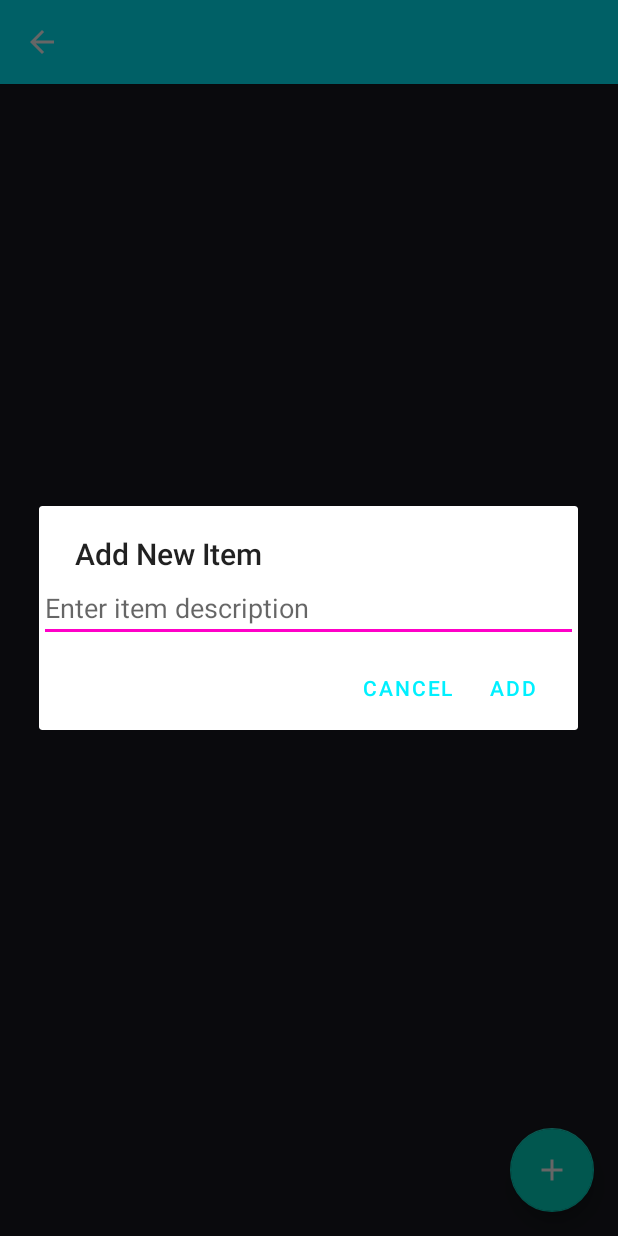
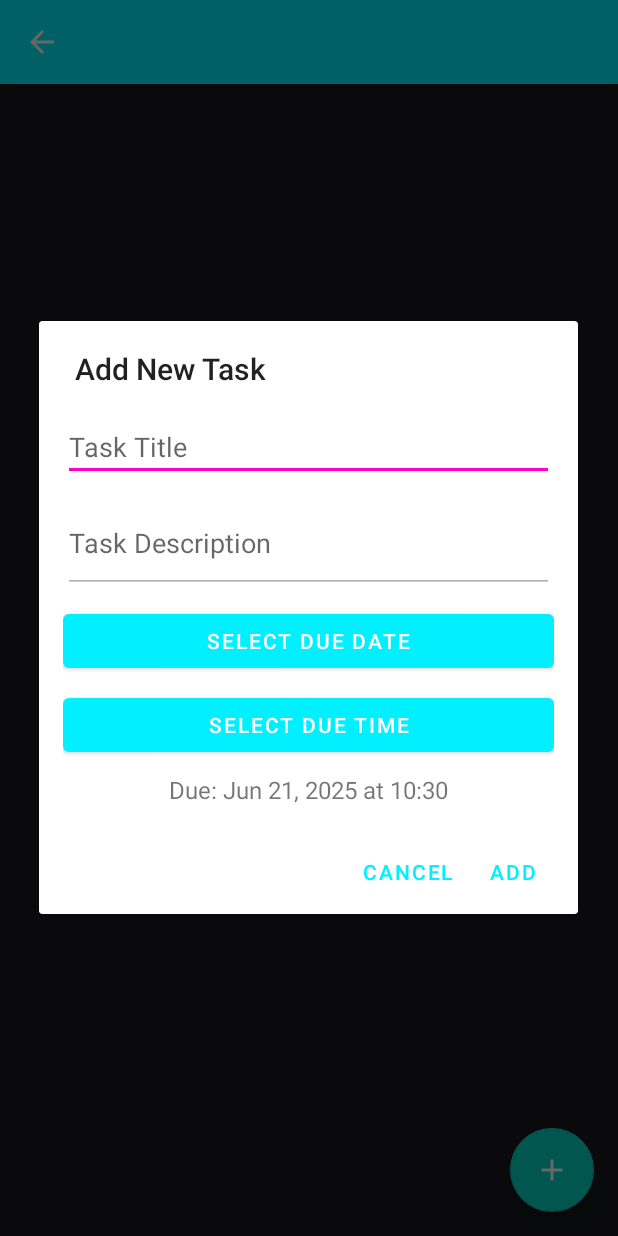
Before and after one commit to janithjay/ToDo-List-App, an Android app built with Jetpack Compose: the TodoListDetailActivity screen opened directly, with no data from a screen before it, after a tap on an icon or button, on a phone screen of 412 x 824 dp. Run offline under Robolectric (Android 15) with nearby library versions, the phone set to English and light mode, and no system bars; our stand-ins replace Room's generated code.

Commit message:
add tasks in list

```diff
--- a/app/src/main/java/com/janithjayashan/todolistapp/data/database/TodoDao.kt
+++ b/app/src/main/java/com/janithjayashan/todolistapp/data/database/TodoDao.kt
@@ -25,7 +25,7 @@ interface TodoDao {
     suspend fun getListById(listId: Long): TodoList?
 
     // TodoItem operations
-    @Query("SELECT * FROM todo_items WHERE listId = :listId ORDER BY position ASC")
+    @Query("SELECT * FROM todo_items WHERE listId = :listId ORDER BY dueDate ASC, dueTime ASC, position ASC")
     fun getItemsByListId(listId: Long): LiveData<List<TodoItem>>
 
     @Insert
@@ -40,12 +40,24 @@ interface TodoDao {
     @Query("UPDATE todo_items SET position = :newPosition WHERE id = :itemId")
     suspend fun updateItemPosition(itemId: Long, newPosition: Int)
 
-    // Search functionality
-    @Query("SELECT DISTINCT todo_lists.* FROM todo_lists INNER JOIN todo_items ON todo_lists.id = todo_items.listId WHERE todo_items.description LIKE '%' || :searchQuery || '%' OR todo_lists.title LIKE '%' || :searchQuery || '%'")
+    // Enhanced search functionality
+    @Query("SELECT DISTINCT todo_lists.* FROM todo_lists " +
+           "INNER JOIN todo_items ON todo_lists.id = todo_items.listId " +
+           "WHERE todo_items.title LIKE '%' || :searchQuery || '%' " +
+           "OR todo_items.description LIKE '%' || :searchQuery || '%' " +
+           "OR todo_lists.title LIKE '%' || :searchQuery || '%'")
     suspend fun searchLists(searchQuery: String): List<TodoList>
 
-    @Query("SELECT * FROM todo_items WHERE description LIKE '%' || :searchQuery || '%'")
+    @Query("SELECT * FROM todo_items WHERE title LIKE '%' || :searchQuery || '%' " +
+           "OR description LIKE '%' || :searchQuery || '%'")
     suspend fun searchItems(searchQuery: String): List<TodoItem>
+
+    // Due date queries
+    @Query("SELECT * FROM todo_items WHERE listId = :listId AND dueDate = :date")
+    fun getItemsByDueDate(listId: Long, date: Long): LiveData<List<TodoItem>>
+
+    @Query("SELECT * FROM todo_items WHERE listId = :listId AND completed = 0 AND dueDate < :currentDate")
+    fun getOverdueItems(listId: Long, currentDate: Long): LiveData<List<TodoItem>>
 
     // Backup and Restore functionality
     @Query("DELETE FROM todo_lists")
--- a/app/src/main/java/com/janithjayashan/todolistapp/data/database/TodoDatabase.kt
+++ b/app/src/main/java/com/janithjayashan/todolistapp/data/database/TodoDatabase.kt
@@ -9,7 +9,7 @@ import com.janithjayashan.todolistapp.data.database.entities.TodoList
 
 @Database(
     entities = [TodoList::class, TodoItem::class],
-    version = 3,
+    version = 4,
     exportSchema = false
 )
 abstract class TodoDatabase : RoomDatabase() {
@@ -28,11 +28,42 @@ abstract class TodoDatabase : RoomDatabase() {
                     "todo_database"
                 )
                 .addMigrations(
+                    // Migration from 1 to 2
+                    object : androidx.room.migration.Migration(1, 2) {
+                        override fun migrate(database: androidx.sqlite.db.SupportSQLiteDatabase) {
+                            // Create new todo_lists table with all required columns
+                            database.execSQL("""
+                                CREATE TABLE IF NOT EXISTS todo_lists_new (
+                                    id INTEGER PRIMARY KEY AUTOINCREMENT NOT NULL,
+                                    title TEXT NOT NULL,
+                                    description TEXT NOT NULL DEFAULT '',
+                                    selectedDate INTEGER NOT NULL DEFAULT 0,
+                                    selectedTime TEXT NOT NULL DEFAULT '00:00',
+                                    createdAt INTEGER NOT NULL DEFAULT 0
+                                )
+                            """)
+
+                            // Copy data from old table
+                            database.execSQL("""
+                                INSERT INTO todo_lists_new (id, title)
+                                SELECT id, title FROM todo_lists
+                            """)
+
+                            // Drop old table and rename new one
+                            database.execSQL("DROP TABLE IF EXISTS todo_lists")
+                            database.execSQL("ALTER TABLE todo_lists_new RENAME TO todo_lists")
+                        }
+                    },
+                    // Migration from 2 to 3
                     object : androidx.room.migration.Migration(2, 3) {
                         override fun migrate(database: androidx.sqlite.db.SupportSQLiteDatabase) {
-                            // Create temporary table for todo_items
+                            // Drop existing todo_items table and its index if they exist
+                            database.execSQL("DROP INDEX IF EXISTS index_todo_items_listId")
+                            database.execSQL("DROP TABLE IF EXISTS todo_items")
+
+                            // Create new todo_items table with all required columns and constraints
                             database.execSQL("""
-                                CREATE TABLE IF NOT EXISTS todo_items_new (
+                                CREATE TABLE todo_items (
                                     id INTEGER PRIMARY KEY AUTOINCREMENT NOT NULL,
                                     listId INTEGER NOT NULL,
                                     description TEXT NOT NULL,
@@ -42,29 +73,66 @@ abstract class TodoDatabase : RoomDatabase() {
                                 )
                             """)
 
-                            // Copy data from old table to new table, converting isCompleted to completed
+                            // Create the index for listId
+                            database.execSQL("CREATE INDEX index_todo_items_listId ON todo_items(listId)")
+                        }
+                    },
+                    // Migration from 3 to 4
+                    object : androidx.room.migration.Migration(3, 4) {
+                        override fun migrate(database: androidx.sqlite.db.SupportSQLiteDatabase) {
+                            // Drop existing table and index
+                            database.execSQL("DROP INDEX IF EXISTS index_todo_items_listId")
+                            database.execSQL("DROP TABLE IF EXISTS todo_items_new")
+
+                            // Create new table with all columns
                             database.execSQL("""
-                                INSERT INTO todo_items_new (id, listId, description, position, completed)
-                                SELECT id, listId, description, position, isCompleted
+                                CREATE TABLE todo_items_new (
+                                    id INTEGER PRIMARY KEY AUTOINCREMENT NOT NULL,
+                                    listId INTEGER NOT NULL,
+                                    title TEXT NOT NULL,
+                                    description TEXT NOT NULL,
+                                    position INTEGER NOT NULL,
+                                    completed INTEGER NOT NULL,
+                                    dueDate INTEGER NOT NULL,
+                                    dueTime TEXT NOT NULL,
+                                    FOREIGN KEY(listId) REFERENCES todo_lists(id) ON DELETE CASCADE
+                                )
+                            """)
+
+                            // Copy data from old table with default values for new columns
+                            database.execSQL("""
+                                INSERT INTO todo_items_new (
+                                    id,
+                                    listId,
+                                    title,
+                                    description,
+                                    position,
+                                    completed,
+                                    dueDate,
+                                    dueTime
+                                )
+                                SELECT
+                                    id,
+                                    listId,
+                                    '',
+                                    description,
+                                    position,
+                                    completed,
+                                    0,
+                                    '00:00'
                                 FROM todo_items
                             """)
 
-                            // Drop old table
+                            // Drop old table and rename new one
                             database.execSQL("DROP TABLE todo_items")
-
-                            // Rename new table to todo_items
                             database.execSQL("ALTER TABLE todo_items_new RENAME TO todo_items")
 
-                            // Recreate the index
-                            database.execSQL("CREATE INDEX IF NOT EXISTS index_todo_items_listId ON todo_items(listId)")
-
-                            // Add new columns to todo_lists table
-                            database.execSQL("ALTER TABLE todo_lists ADD COLUMN description TEXT NOT NULL DEFAULT ''")
-                            database.execSQL("ALTER TABLE todo_lists ADD COLUMN selectedDate INTEGER NOT NULL DEFAULT ${System.currentTimeMillis()}")
-                            database.execSQL("ALTER TABLE todo_lists ADD COLUMN selectedTime TEXT NOT NULL DEFAULT ''")
+                            // Create the index exactly as Room expects it
+                            database.execSQL("CREATE INDEX index_todo_items_listId ON todo_items(listId)")
                         }
                     }
                 )
+                .fallbackToDestructiveMigration()
                 .build()
                 INSTANCE = instance
                 instance
--- a/app/src/main/java/com/janithjayashan/todolistapp/data/database/entities/TodoItem.kt
+++ b/app/src/main/java/com/janithjayashan/todolistapp/data/database/entities/TodoItem.kt
@@ -19,7 +19,10 @@ data class TodoItem(
     @PrimaryKey(autoGenerate = true)
     val id: Long = 0,
     val listId: Long,
-    val description: String,
+    val title: String,
+    val description: String = "",
+    val dueDate: Long = System.currentTimeMillis(),
+    val dueTime: String = "00:00",
     val position: Int = 0,
     val completed: Boolean = false
 )
--- a/app/src/main/java/com/janithjayashan/todolistapp/utils/FirebaseBackupManager.kt
+++ b/app/src/main/java/com/janithjayashan/todolistapp/utils/FirebaseBackupManager.kt
@@ -140,8 +140,11 @@ class FirebaseBackupManager(private val context: Context) {
                             items.add(TodoItem(
                                 id = (map["id"] as? Long) ?: 0L,
                                 listId = (map["listId"] as? Long) ?: 0L,
+                                title = (map["title"] as? String) ?: "",
                                 description = (map["description"] as? String) ?: "",
                                 position = ((map["position"] as? Long)?.toInt()) ?: 0,
+                                dueDate = (map["dueDate"] as? Long) ?: System.currentTimeMillis(),
+                                dueTime = (map["dueTime"] as? String) ?: "00:00",
                                 completed = (map["completed"] as? Boolean) ?: false
                             ))
                         }
@@ -233,8 +236,11 @@ class FirebaseBackupManager(private val context: Context) {
                             items.add(TodoItem(
                                 id = (map["id"] as? Long) ?: 0L,
                                 listId = (map["listId"] as? Long) ?: 0L,
+                                title = (map["title"] as? String) ?: "",
                                 description = (map["description"] as? String) ?: "",
                                 position = ((map["position"] as? Long)?.toInt()) ?: 0,
+                                dueDate = (map["dueDate"] as? Long) ?: System.currentTimeMillis(),
+                                dueTime = (map["dueTime"] as? String) ?: "00:00",
                                 completed = (map["completed"] as? Boolean) ?: false
                             ))
                         }
--- /dev/null
+++ b/app/src/main/res/layout/dialog_add_edit_task.xml
@@ -0,0 +1,46 @@
+<?xml version="1.0" encoding="utf-8"?>
+<LinearLayout xmlns:android="http://schemas.android.com/apk/res/android"
+    android:layout_width="match_parent"
+    android:layout_height="wrap_content"
+    android:orientation="vertical"
+    android:padding="16dp">
+
+    <EditText
+        android:id="@+id/etTaskTitle"
+        android:layout_width="match_parent"
+        android:layout_height="wrap_content"
+        android:hint="Task Title"
+        android:inputType="text"
+        android:layout_marginBottom="8dp"/>
+
+    <EditText
+        android:id="@+id/etTaskDescription"
+        android:layout_width="match_parent"
+        android:layout_height="wrap_content"
+        android:hint="Task Description"
+        android:inputType="textMultiLine"
+        android:minLines="2"
+        android:layout_marginBottom="8dp"/>
+
+    <Button
+        android:id="@+id/btnSelectDate"
+        android:layout_width="match_parent"
+        android:layout_height="wrap_content"
+        android:text="Select Due Date"
+        android:layout_marginBottom="8dp"/>
+
+    <Button
+        android:id="@+id/btnSelectTime"
+        android:layout_width="match_parent"
+        android:layout_height="wrap_content"
+        android:text="Select Due Time"
+        android:layout_marginBottom="8dp"/>
+
+    <TextView
+        android:id="@+id/tvSelectedDateTime"
+        android:layout_width="match_parent"
+        android:layout_height="wrap_content"
+        android:gravity="center"
+        android:textSize="16sp"/>
+
+</LinearLayout>
```
Also changed, not shown: app/src/main/java/com/janithjayashan/todolistapp/ui/activities/TodoListDetailActivity.kt (+126 -16 lines), app/src/main/java/com/janithjayashan/todolistapp/ui/adapters/TodoItemsAdapter.kt (+22 -10 lines), app/src/main/java/com/janithjayashan/todolistapp/ui/viewmodels/TodoViewModel.kt (+17 -1 lines), app/src/main/res/layout/item_todo.xml (added, +74 -0 lines).
